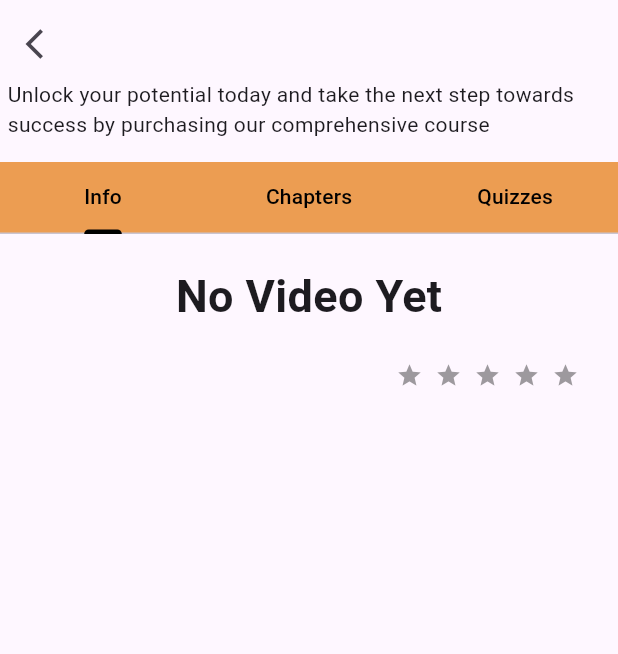
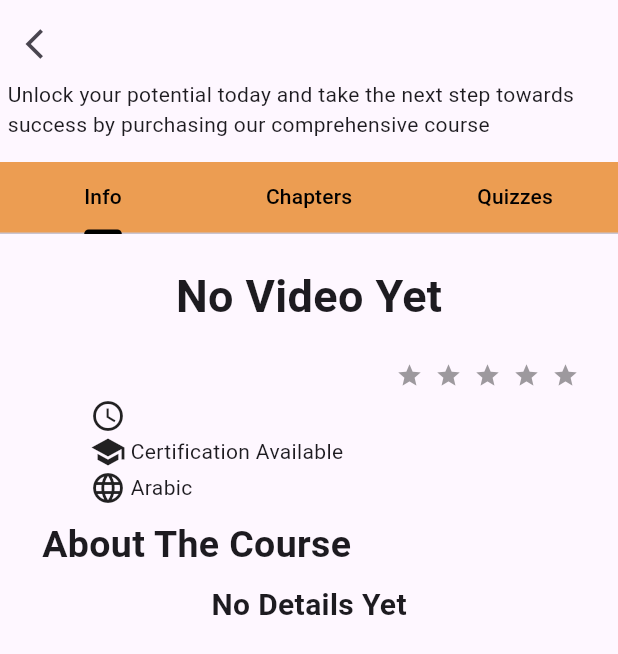
Before and after one commit to Walid12410/LearningPlatForm-Flutter, a Flutter app: the CourseDetails screen opened directly with empty values, on a phone screen of 412 x 824 dp. Shown: the top 654 px of the screen. Run offline on Flutter 3.47's test engine with Material 3 defaults, Android fonts, the phone set to English and light mode, and no system bars; drawn by our look-alikes of flutter_rating_bar; our stand-ins replace connectivity_plus, shared_preferences, sqflite, youtube_player_flutter; missing offline and left inert: responsive_grid_list; accounts and stored records are empty; network calls fail.

Commit message:
informationpage

```diff
--- a/lib/CouseDetails/information.dart
+++ b/lib/CouseDetails/information.dart
@@ -1,4 +1,7 @@
 import 'package:flutter/material.dart';
+import 'package:learningplatformapp/futureapi/CourseApi.dart';
+import 'package:learningplatformapp/futureapi/LeasonCalculate.dart';
+import 'package:learningplatformapp/futureapi/TotalCourseTime.dart';
 import 'package:learningplatformapp/futureapi/TrainerCourseShowApi.dart';
 import 'package:youtube_player_flutter/youtube_player_flutter.dart';
 import 'package:flutter_rating_bar/flutter_rating_bar.dart';
@@ -31,6 +34,9 @@ class _CourseInformationState extends State<CourseInformation> {
         _averageRating = value;
       });
     });
+    TotalCourseTime(context, 1);
+    fetchPartNumbers(widget.courseid);
+    getCourseByID(widget.courseid, context);
   }
 
   @override
@@ -132,7 +138,62 @@ class _CourseInformationState extends State<CourseInformation> {
                       ),
                     ],
                   ),
-                )
+                ),
+                Padding(
+                  padding: const EdgeInsets.only(left: 40, top: 4),
+                  child: Column(
+                    children: [
+                      Row(
+                        mainAxisAlignment: MainAxisAlignment.start,
+                        children: [
+                          const Icon(Icons.access_time_outlined),
+                          const SizedBox(width: 3),
+                          if (TotalCoureTime.isNotEmpty)
+                            Text(
+                                '${TotalCoureTime[0].getTotalHours()} Hours (${partNumbers.length} Lessons)')
+                        ],
+                      ),
+                      const Row(
+                        children: [
+                          Icon(Icons.school),
+                          SizedBox(width: 3),
+                          Text('Certification Available')
+                        ],
+                      ),
+                      const Row(
+                        children: [
+                          Icon(Icons.language),
+                          SizedBox(width: 3),
+                          Text('Arabic')
+                        ],
+                      )
+                    ],
+                  ),
+                ),
+                const Padding(
+                  padding: EdgeInsets.all(8),
+                  child: Text(
+                    'About The Course',
+                    style: TextStyle(fontSize: 25, fontWeight: FontWeight.bold),
+                  ),
+                ),
+                if (courses.isNotEmpty)
+                  Padding(
+                      padding: const EdgeInsets.only(left: 8),
+                      child: Column(
+                        mainAxisAlignment: MainAxisAlignment.start,
+                        children: [
+                          Text('${courses[0].name} ${courses[0].description}')
+                        ],
+                      ))
+                else
+                  const Center(
+                    child: Text(
+                      "No Details Yet",
+                      style:
+                          TextStyle(fontSize: 20, fontWeight: FontWeight.bold),
+                    ),
+                  )
               ],
             ),
           ),
--- a/lib/futureapi/CourseApi.dart
+++ b/lib/futureapi/CourseApi.dart
@@ -52,6 +52,7 @@ Future<List<Course>?> getCourseByID(int CourseID, context) async {
       if (appDataProvider.CourseByID.isEmpty) {
         appDataProvider.setCourseByID(fetchedCourses);
       }
+      courses = fetchedCourses;
       return fetchedCourses; // Return the fetched courses
     } else {
       throw Exception('No courses found for Course with ID: $CourseID');
--- /dev/null
+++ b/lib/futureapi/TotalCourseTime.dart
@@ -0,0 +1,25 @@
+import 'package:http/http.dart' as http;
+import 'dart:convert';
+import 'package:learningplatformapp/AllClass/CourseTime.dart';
+import 'package:flutter/cupertino.dart';
+
+List<CourseTime> TotalCoureTime =[];
+
+Future<List<CourseTime>> TotalCourseTime(BuildContext context, int CourseID) async {
+  try {
+    final response = await http.get(Uri.parse(
+        'http://192.168.1.3/EduPlatForm/CMS/api/CourseTime.php?operation=Time&CourseID=$CourseID'));
+    if (response.statusCode == 200) {
+      print(response.body);
+      final jsonData = jsonDecode(response.body) as List<dynamic>;
+      List<CourseTime> time = jsonData.map((json) => CourseTime.fromJson(json)).toList();
+      TotalCoureTime = time;
+      return time; // Return the list of trainers
+    } else {
+      throw Exception('Failed to load trainers');
+    }
+  } catch (e) {
+    print('Error Course Time: $e');
+    rethrow; // Rethrow the error for handling in the calling function
+  }
+}
```
Also changed, not shown: lib/AllClass/CourseTime.dart (added, +23 -0 lines), lib/futureapi/LeasonCalculate.dart (added, +21 -0 lines).
